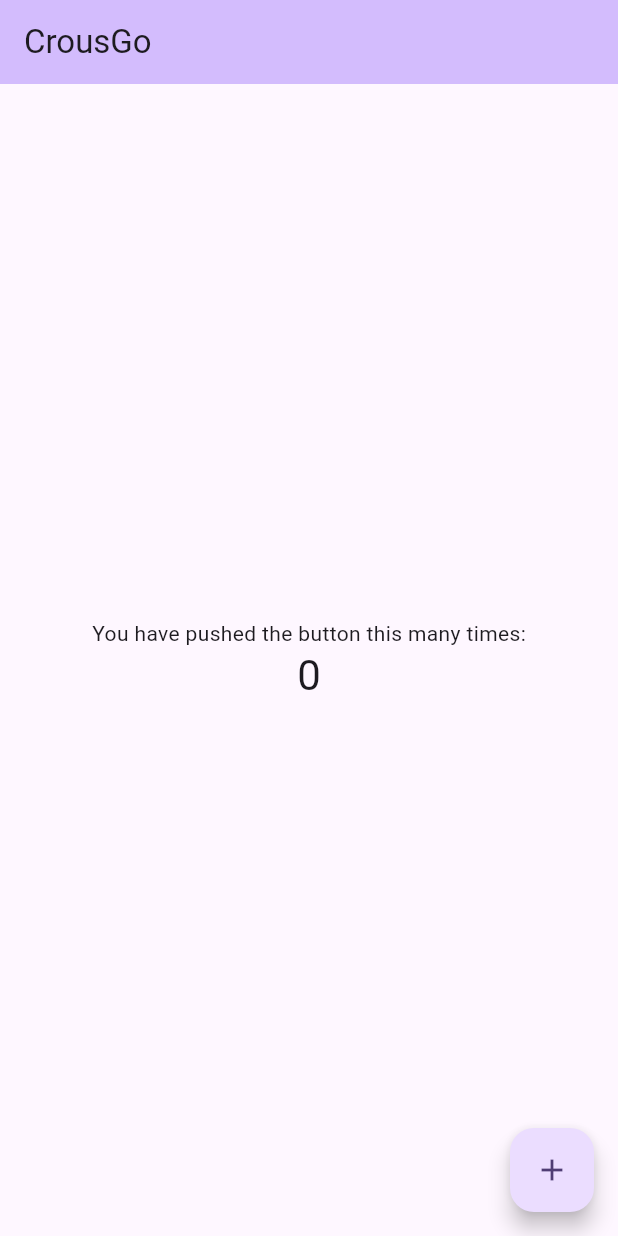
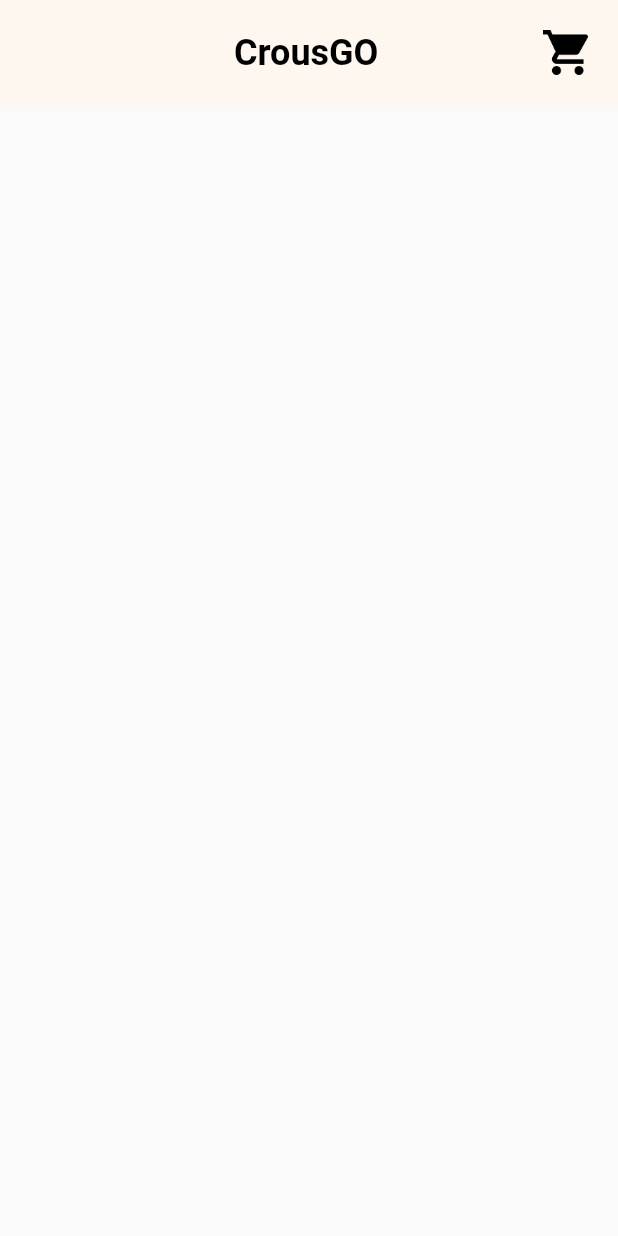
Before and after one commit to CrousGoApp/CROUSGo_app_frontend, a Flutter app: the screen it shows after launch, on a phone screen of 412 x 824 dp. Run offline on Flutter 3.47's test engine with Material 2 defaults, Android fonts, the phone set to English and light mode, and no system bars.

Commit message:
add header home page

```diff
--- a/lib/main.dart
+++ b/lib/main.dart
@@ -1,125 +1,19 @@
 import 'package:flutter/material.dart';
-
+import 'page_accueil.dart';
 void main() {
   runApp(const MyApp());
 }
-
 class MyApp extends StatelessWidget {
   const MyApp({super.key});
 
-  // This widget is the root of your application.
   @override
   Widget build(BuildContext context) {
     return MaterialApp(
-      title: 'Flutter Demo',
+      title: 'CrousGO',
       theme: ThemeData(
-        // This is the theme of your application.
-        //
-        // TRY THIS: Try running your application with "flutter run". You'll see
-        // the application has a blue toolbar. Then, without quitting the app,
-        // try changing the seedColor in the colorScheme below to Colors.green
-        // and then invoke "hot reload" (save your changes or press the "hot
-        // reload" button in a Flutter-supported IDE, or press "r" if you used
-        // the command line to start the app).
-        //
-        // Notice that the counter didn't reset back to zero; the application
-        // state is not lost during the reload. To reset the state, use hot
-        // restart instead.
-        //
-        // This works for code too, not just values: Most code changes can be
-        // tested with just a hot reload.
-        colorScheme: ColorScheme.fromSeed(seedColor: Colors.deepPurple),
-        useMaterial3: true,
+        primarySwatch: Colors.blueGrey,
       ),
-      home: const MyHomePage(title: 'CrousGo'),
+      home: const PageAccueil(),
     );
   }
 }
-
-class MyHomePage extends StatefulWidget {
-  const MyHomePage({super.key, required this.title});
-
-  // This widget is the home page of your application. It is stateful, meaning
-  // that it has a State object (defined below) that contains fields that affect
-  // how it looks.
-
-  // This class is the configuration for the state. It holds the values (in this
-  // case the title) provided by the parent (in this case the App widget) and
-  // used by the build method of the State. Fields in a Widget subclass are
-  // always marked "final".
-
-  final String title;
-
-  @override
-  State<MyHomePage> createState() => _MyHomePageState();
-}
-
-class _MyHomePageState extends State<MyHomePage> {
-  int _counter = 0;
-
-  void _incrementCounter() {
-    setState(() {
-      // This call to setState tells the Flutter framework that something has
-      // changed in this State, which causes it to rerun the build method below
-      // so that the display can reflect the updated values. If we changed
-      // _counter without calling setState(), then the build method would not be
-      // called again, and so nothing would appear to happen.
-      _counter++;
-    });
-  }
-
-  @override
-  Widget build(BuildContext context) {
-    // This method is rerun every time setState is called, for instance as done
-    // by the _incrementCounter method above.
-    //
-    // The Flutter framework has been optimized to make rerunning build methods
-    // fast, so that you can just rebuild anything that needs updating rather
-    // than having to individually change instances of widgets.
-    return Scaffold(
-      appBar: AppBar(
-        // TRY THIS: Try changing the color here to a specific color (to
-        // Colors.amber, perhaps?) and trigger a hot reload to see the AppBar
-        // change color while the other colors stay the same.
-        backgroundColor: Theme.of(context).colorScheme.inversePrimary,
-        // Here we take the value from the MyHomePage object that was created by
-        // the App.build method, and use it to set our appbar title.
-        title: Text(widget.title),
-      ),
-      body: Center(
-        // Center is a layout widget. It takes a single child and positions it
-        // in the middle of the parent.
-        child: Column(
-          // Column is also a layout widget. It takes a list of children and
-          // arranges them vertically. By default, it sizes itself to fit its
-          // children horizontally, and tries to be as tall as its parent.
-          //
-          // Column has various properties to control how it sizes itself and
-          // how it positions its children. Here we use mainAxisAlignment to
-          // center the children vertically; the main axis here is the vertical
-          // axis because Columns are vertical (the cross axis would be
-          // horizontal).
-          //
-          // TRY THIS: Invoke "debug painting" (choose the "Toggle Debug Paint"
-          // action in the IDE, or press "p" in the console), to see the
-          // wireframe for each widget.
-          mainAxisAlignment: MainAxisAlignment.center,
-          children: <Widget>[
-            const Text(
-              'You have pushed the button this many times:',
-            ),
-            Text(
-              '$_counter',
-              style: Theme.of(context).textTheme.headlineMedium,
-            ),
-          ],
-        ),
-      ),
-      floatingActionButton: FloatingActionButton(
-        onPressed: _incrementCounter,
-        tooltip: 'Increment',
-        child: const Icon(Icons.add),
-      ), // This trailing comma makes auto-formatting nicer for build methods.
-    );
-  }
-}
--- /dev/null
+++ b/lib/page_accueil.dart
@@ -0,0 +1,54 @@
+import 'package:flutter/material.dart';
+
+class PageAccueil extends StatefulWidget {
+  const PageAccueil({Key? key}) : super(key: key);
+
+  @override
+  PageAccueilState createState() => PageAccueilState();
+}
+
+class PageAccueilState extends State<PageAccueil>
+    with SingleTickerProviderStateMixin {
+  @override
+  Widget build(BuildContext context) {
+    return Scaffold(
+      body: Column(
+        children: <Widget>[
+          Container(
+            color: const Color(0xFFFDF7EF), // Couleur de la bannière
+            padding: const EdgeInsets.all(20.0),
+            child: Row(
+              mainAxisAlignment: MainAxisAlignment.spaceBetween,
+              children: [
+                const SizedBox(width: 30.0),
+                const SizedBox(
+                  width: 100.0, // Ajustez cette largeur selon vos besoins
+                  child: Text(
+                    'CrousGO',
+                    style: TextStyle(
+                      fontSize: 24.0,
+                      fontWeight: FontWeight.bold,
+                      color: Colors.black,
+                    ),
+                  ),
+                ),
+                SizedBox(
+                  width: 30.0,
+                  height: 30.0,
+                  child: Image.asset(
+                    'assets/panier.png',
+                  ),
+                ),
+              ],
+            ),
+          ),
+          // Ajoutez ici le reste du contenu de votre page d'accueil
+        ],
+      ),
+    );
+  }
+}
+
+void main() {
+  runApp(const MaterialApp(home: PageAccueil()));
+}
--- a/pubspec.yaml
+++ b/pubspec.yaml
@@ -32,6 +32,7 @@ dependencies:
     sdk: flutter
 
 
+
   # The following adds the Cupertino Icons font to your application.
   # Use with the CupertinoIcons class for iOS style icons.
   cupertino_icons: ^1.0.2
@@ -57,7 +58,8 @@ flutter:
   # included with your application, so that you can use the icons in
   # the material Icons class.
   uses-material-design: true
-
+  assets:
+    - assets/
   # To add assets to your application, add an assets section, like this:
   # assets:
   #   - images/a_dot_burr.jpeg
```
Also changed, not shown: assets/panier.png (added).
